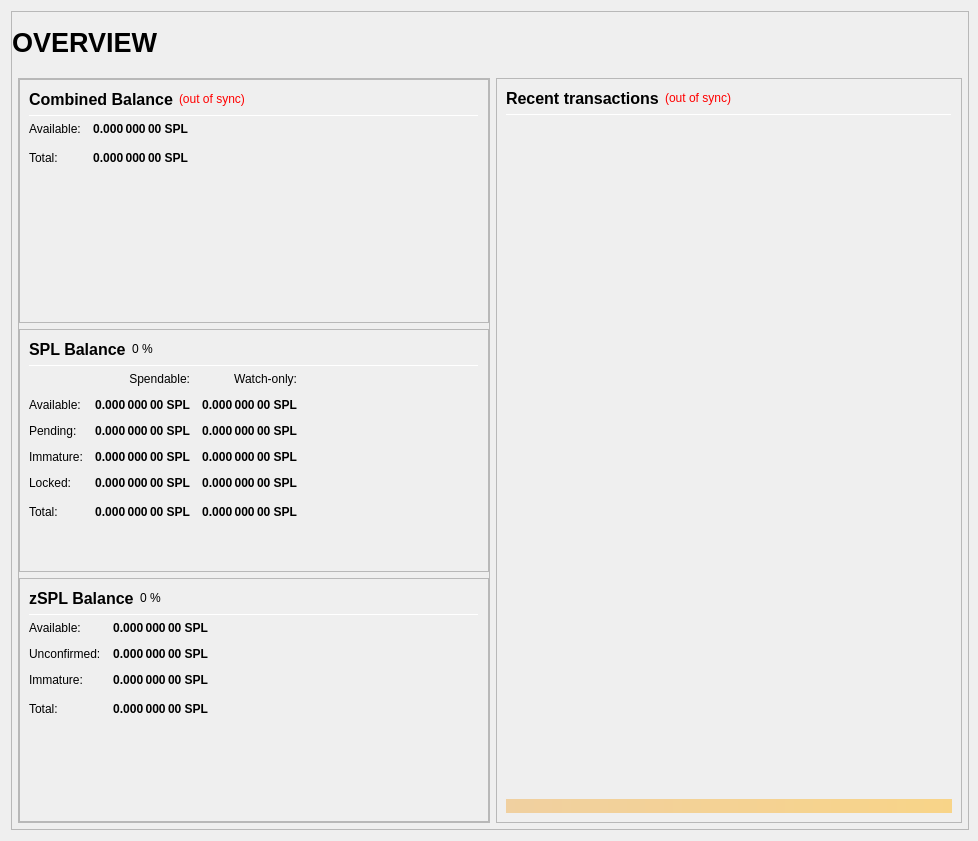
First picture: the form in src/qt/forms/overviewpage.ui, repository MotoAcidic/Altbet-2.0.0.0, before the edit.
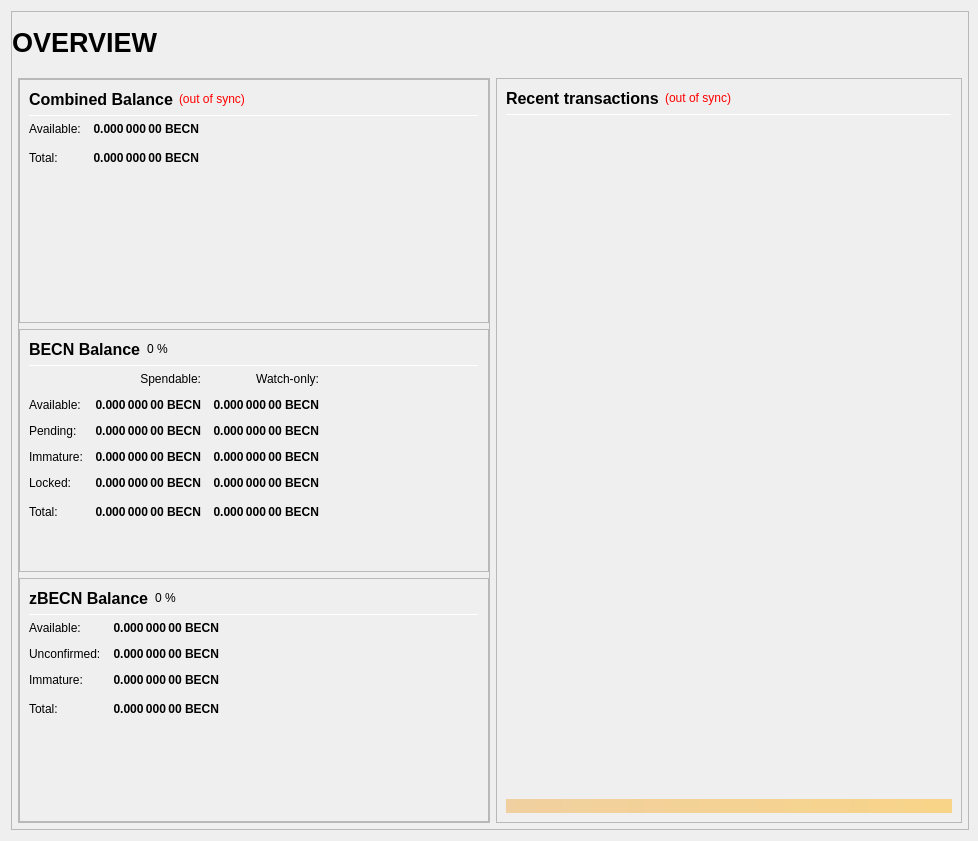
Second picture: the form after the edit.

Patch:
```diff
--- a/src/qt/forms/overviewpage.ui
+++ b/src/qt/forms/overviewpage.ui
@@ -306,7 +306,7 @@
                           <string>Your current spendable balance</string>
                          </property>
                          <property name="text">
-                          <string notr="true">0.000 000 00 SPL</string>
+                          <string notr="true">0.000 000 00 BECN</string>
                          </property>
                          <property name="alignment">
                           <set>Qt::AlignRight|Qt::AlignTrailing|Qt::AlignVCenter</set>
@@ -338,7 +338,7 @@
                           <string>Total Balance, including all unavailable coins.</string>
                          </property>
                          <property name="text">
-                          <string notr="true">0.000 000 00 SPL</string>
+                          <string notr="true">0.000 000 00 BECN</string>
                          </property>
                          <property name="alignment">
                           <set>Qt::AlignRight|Qt::AlignTrailing|Qt::AlignVCenter</set>
@@ -406,7 +406,7 @@
                           </font>
                          </property>
                          <property name="text">
-                          <string>SPL Balance</string>
+                          <string>BECN Balance</string>
                          </property>
                         </widget>
                        </item>
@@ -498,7 +498,7 @@
                           <string>Your current spendable balance</string>
                          </property>
                          <property name="text">
-                          <string notr="true">0.000 000 00 SPL</string>
+                          <string notr="true">0.000 000 00 BECN</string>
                          </property>
                          <property name="alignment">
                           <set>Qt::AlignRight|Qt::AlignTrailing|Qt::AlignVCenter</set>
@@ -523,7 +523,7 @@
                           <string>Your current balance in watch-only addresses</string>
                          </property>
                          <property name="text">
-                          <string notr="true">0.000 000 00 SPL</string>
+                          <string notr="true">0.000 000 00 BECN</string>
                          </property>
                          <property name="alignment">
                           <set>Qt::AlignRight|Qt::AlignTrailing|Qt::AlignVCenter</set>
@@ -555,7 +555,7 @@
                           <string>Total of transactions that have yet to be confirmed, and do not yet count toward the spendable balance</string>
                          </property>
                          <property name="text">
-                          <string notr="true">0.000 000 00 SPL</string>
+                          <string notr="true">0.000 000 00 BECN</string>
                          </property>
                          <property name="alignment">
                           <set>Qt::AlignRight|Qt::AlignTrailing|Qt::AlignVCenter</set>
@@ -580,7 +580,7 @@
                           <string>Unconfirmed transactions to watch-only addresses</string>
                          </property>
                          <property name="text">
-                          <string notr="true">0.000 000 00 SPL</string>
+                          <string notr="true">0.000 000 00 BECN</string>
                          </property>
                          <property name="alignment">
                           <set>Qt::AlignRight|Qt::AlignTrailing|Qt::AlignVCenter</set>
@@ -612,7 +612,7 @@
                           <string>Staked or masternode rewards that has not yet matured</string>
                          </property>
                          <property name="text">
-                          <string notr="true">0.000 000 00 SPL</string>
+                          <string notr="true">0.000 000 00 BECN</string>
                          </property>
                          <property name="alignment">
                           <set>Qt::AlignRight|Qt::AlignTrailing|Qt::AlignVCenter</set>
@@ -637,7 +637,7 @@
                           <string>Staked or masternode rewards in watch-only addresses that has not yet matured</string>
                          </property>
                          <property name="text">
-                          <string notr="true">0.000 000 00 SPL</string>
+                          <string notr="true">0.000 000 00 BECN</string>
                          </property>
                          <property name="alignment">
                           <set>Qt::AlignRight|Qt::AlignTrailing|Qt::AlignVCenter</set>
@@ -672,7 +672,7 @@
                           <string>Locked SPL or Masternode collaterals. These are excluded from zSPL minting.</string>
                          </property>
                          <property name="text">
-                          <string notr="true">0.000 000 00 SPL</string>
+                          <string notr="true">0.000 000 00 BECN</string>
                          </property>
                          <property name="alignment">
                           <set>Qt::AlignRight|Qt::AlignTrailing|Qt::AlignVCenter</set>
@@ -697,7 +697,7 @@
                           <string>Current locked balance in watch-only addresses</string>
                          </property>
                          <property name="text">
-                          <string notr="true">0.000 000 00 SPL</string>
+                          <string notr="true">0.000 000 00 BECN</string>
                          </property>
                          <property name="alignment">
                           <set>Qt::AlignRight|Qt::AlignTrailing|Qt::AlignVCenter</set>
@@ -732,7 +732,7 @@
                           <string>Your current Simplicity balance, unconfirmed and immature transactions included</string>
                          </property>
                          <property name="text">
-                          <string notr="true">0.000 000 00 SPL</string>
+                          <string notr="true">0.000 000 00 BECN</string>
                          </property>
                          <property name="alignment">
                           <set>Qt::AlignRight|Qt::AlignTrailing|Qt::AlignVCenter</set>
@@ -757,7 +757,7 @@
                           <string>Current total balance in watch-only addresses</string>
                          </property>
                          <property name="text">
-                          <string notr="true">0.000 000 00 SPL</string>
+                          <string notr="true">0.000 000 00 BECN</string>
                          </property>
                          <property name="alignment">
                           <set>Qt::AlignRight|Qt::AlignTrailing|Qt::AlignVCenter</set>
@@ -825,7 +825,7 @@
                           </font>
                          </property>
                          <property name="text">
-                          <string>zSPL Balance</string>
+                          <string>zBECN Balance</string>
                          </property>
                         </widget>
                        </item>
@@ -899,7 +899,7 @@
 These zSPL are spendable.</string>
                          </property>
                          <property name="text">
-                          <string notr="true">0.000 000 00 SPL</string>
+                          <string notr="true">0.000 000 00 BECN</string>
                          </property>
                          <property name="alignment">
                           <set>Qt::AlignRight|Qt::AlignTrailing|Qt::AlignVCenter</set>
@@ -930,7 +930,7 @@
 Immature: confirmed, but less than 1 mint of the same denomination after it was minted</string>
                          </property>
                          <property name="text">
-                          <string notr="true">0.000 000 00 SPL</string>
+                          <string notr="true">0.000 000 00 BECN</string>
                          </property>
                          <property name="alignment">
                           <set>Qt::AlignRight|Qt::AlignTrailing|Qt::AlignVCenter</set>
@@ -961,7 +961,7 @@
 Immature: confirmed, but less than 1 mint of the same denomination after it was minted</string>
                          </property>
                          <property name="text">
-                          <string notr="true">0.000 000 00 SPL</string>
+                          <string notr="true">0.000 000 00 BECN</string>
                          </property>
                          <property name="alignment">
                           <set>Qt::AlignRight|Qt::AlignTrailing|Qt::AlignVCenter</set>
@@ -993,7 +993,7 @@
                           <string>Your current zSPL balance, unconfirmed and immature zSPL included.</string>
                          </property>
                          <property name="text">
-                          <string notr="true">0.000 000 00 SPL</string>
+                          <string notr="true">0.000 000 00 BECN</string>
                          </property>
                          <property name="alignment">
                           <set>Qt::AlignRight|Qt::AlignTrailing|Qt::AlignVCenter</set>
```
Left out of the diff: 24 changed lines with no effect on the pictures.
